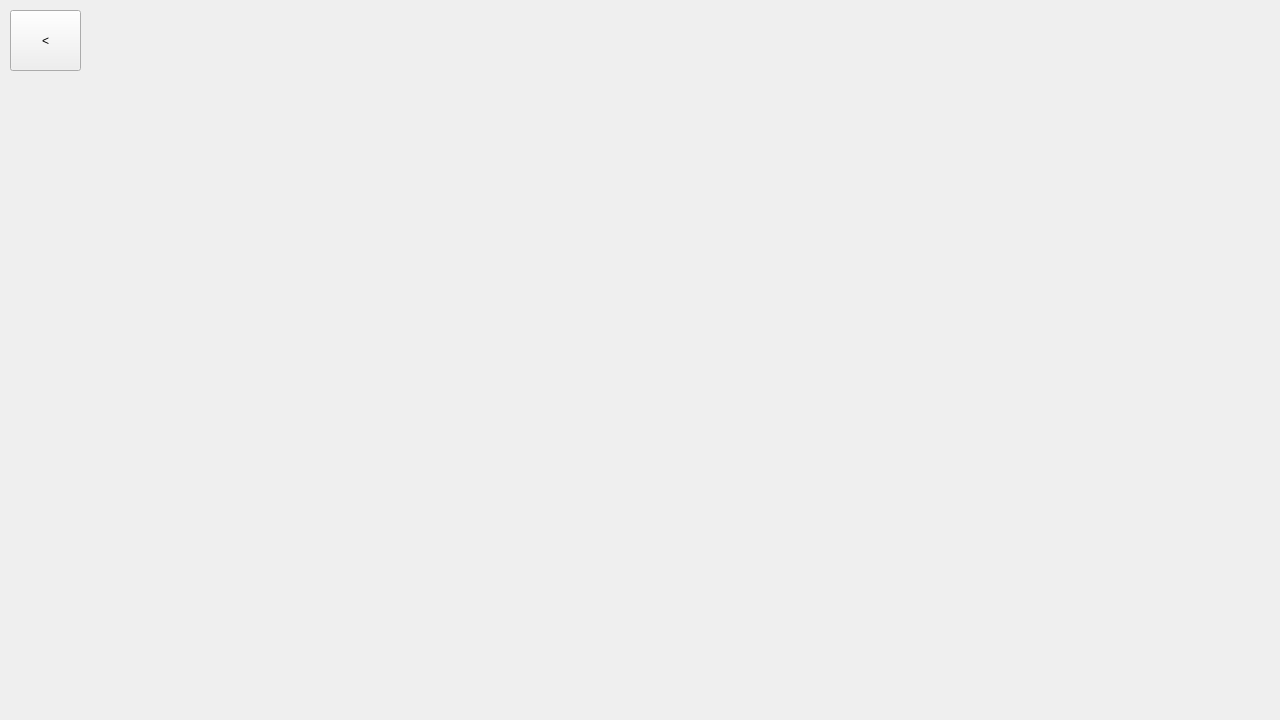
This is MorseCodeLearner/settingswindow.ui in UofU-CS3505/cs3505-assignment9-the_tigers as Qt 5 draws it before an edit. The edited form follows.
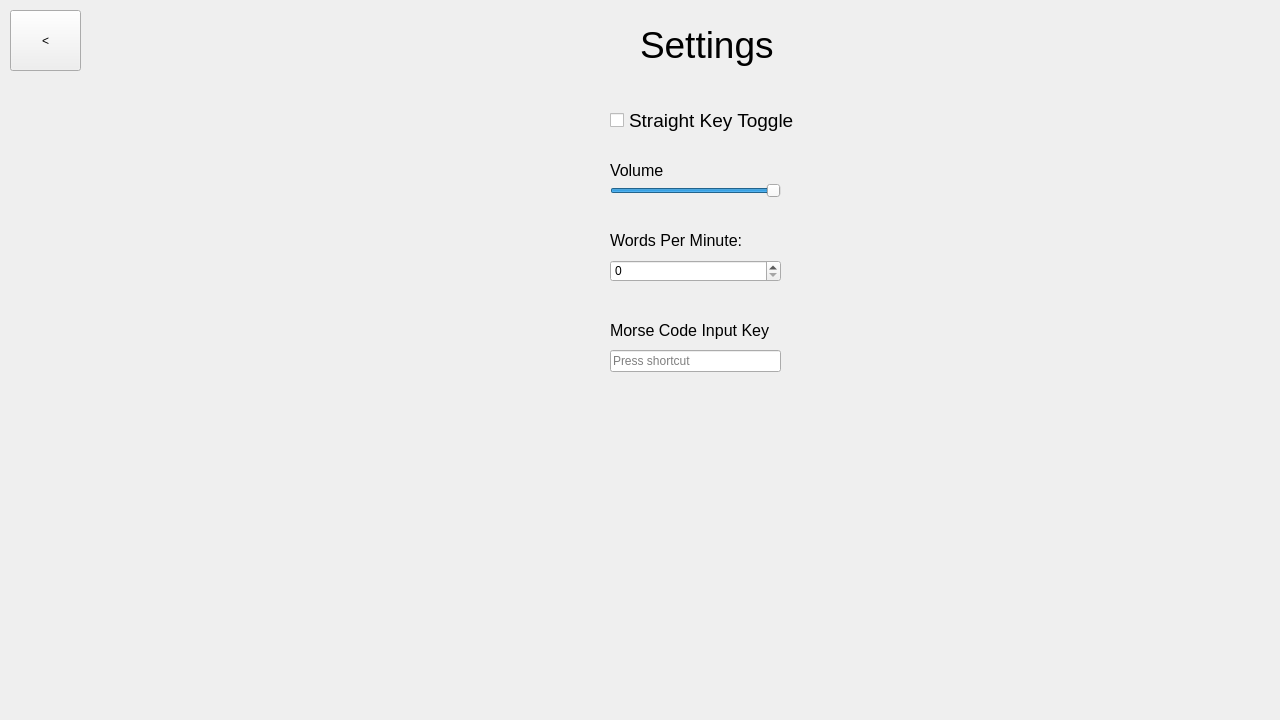
This is the edited form.

Commit message: Created Settings UI

Diff of the .ui file:
```diff
--- a/MorseCodeLearner/settingswindow.ui
+++ b/MorseCodeLearner/settingswindow.ui
@@ -26,6 +26,144 @@
     <string>&lt;</string>
    </property>
   </widget>
+  <widget class="QLabel" name="settingsTitle">
+   <property name="geometry">
+    <rect>
+     <x>640</x>
+     <y>20</y>
+     <width>500</width>
+     <height>50</height>
+    </rect>
+   </property>
+   <property name="font">
+    <font>
+     <pointsize>28</pointsize>
+    </font>
+   </property>
+   <property name="text">
+    <string>Settings</string>
+   </property>
+  </widget>
+  <widget class="QCheckBox" name="straightKeyToggle">
+   <property name="geometry">
+    <rect>
+     <x>610</x>
+     <y>100</y>
+     <width>200</width>
+     <height>40</height>
+    </rect>
+   </property>
+   <property name="font">
+    <font>
+     <pointsize>14</pointsize>
+    </font>
+   </property>
+   <property name="text">
+    <string>Straight Key Toggle</string>
+   </property>
+   <property name="iconSize">
+    <size>
+     <width>48</width>
+     <height>48</height>
+    </size>
+   </property>
+  </widget>
+  <widget class="QLabel" name="volumeTitle">
+   <property name="geometry">
+    <rect>
+     <x>610</x>
+     <y>160</y>
+     <width>80</width>
+     <height>20</height>
+    </rect>
+   </property>
+   <property name="font">
+    <font>
+     <pointsize>12</pointsize>
+    </font>
+   </property>
+   <property name="text">
+    <string>Volume</string>
+   </property>
+  </widget>
+  <widget class="QSlider" name="volumeSlider">
+   <property name="geometry">
+    <rect>
+     <x>610</x>
+     <y>180</y>
+     <width>171</width>
+     <height>22</height>
+    </rect>
+   </property>
+   <property name="maximum">
+    <number>100</number>
+   </property>
+   <property name="value">
+    <number>100</number>
+   </property>
+   <property name="orientation">
+    <enum>Qt::Orientation::Horizontal</enum>
+   </property>
+  </widget>
+  <widget class="QLabel" name="wpmTitle">
+   <property name="geometry">
+    <rect>
+     <x>610</x>
+     <y>230</y>
+     <width>160</width>
+     <height>20</height>
+    </rect>
+   </property>
+   <property name="font">
+    <font>
+     <pointsize>12</pointsize>
+    </font>
+   </property>
+   <property name="text">
+    <string>Words Per Minute:</string>
+   </property>
+  </widget>
+  <widget class="QSpinBox" name="wpmSpinBox">
+   <property name="geometry">
+    <rect>
+     <x>610</x>
+     <y>260</y>
+     <width>171</width>
+     <height>22</height>
+    </rect>
+   </property>
+  </widget>
+  <widget class="QKeySequenceEdit" name="morseKeyBind">
+   <property name="geometry">
+    <rect>
+     <x>610</x>
+     <y>350</y>
+     <width>171</width>
+     <height>22</height>
+    </rect>
+   </property>
+   <property name="maximumSequenceLength">
+    <longLong>1</longLong>
+   </property>
+  </widget>
+  <widget class="QLabel" name="morseKeybindTitle">
+   <property name="geometry">
+    <rect>
+     <x>610</x>
+     <y>320</y>
+     <width>160</width>
+     <height>20</height>
+    </rect>
+   </property>
+   <property name="font">
+    <font>
+     <pointsize>12</pointsize>
+    </font>
+   </property>
+   <property name="text">
+    <string>Morse Code Input Key:</string>
+   </property>
+  </widget>
  </widget>
  <resources/>
  <connections/>
```
